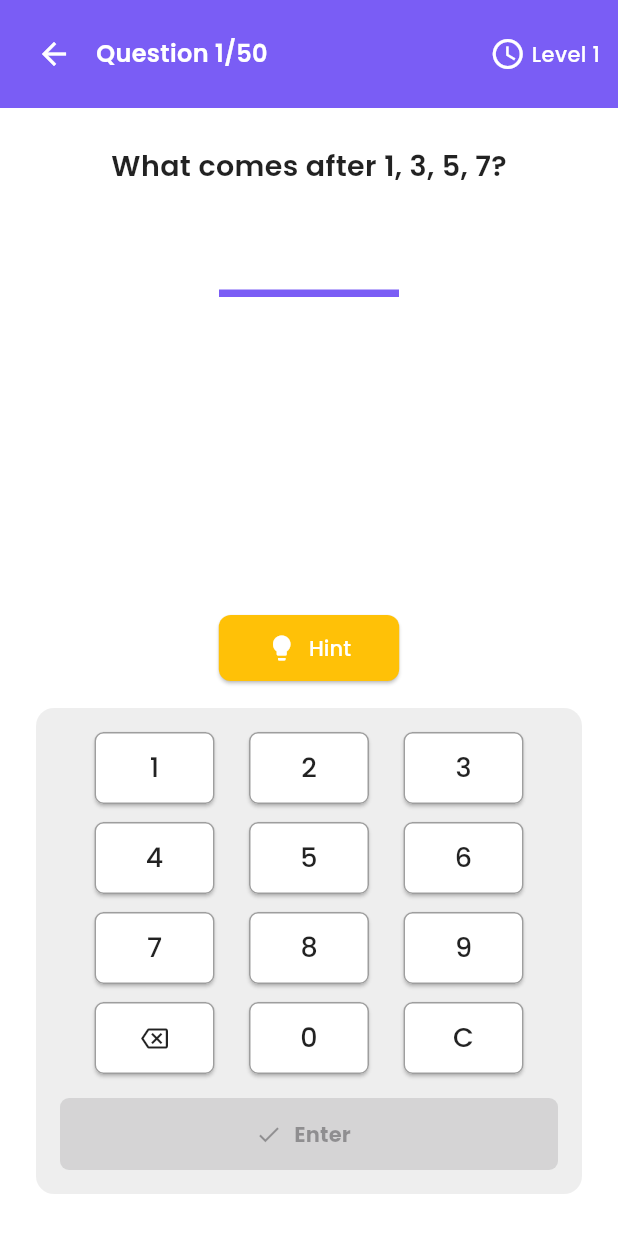
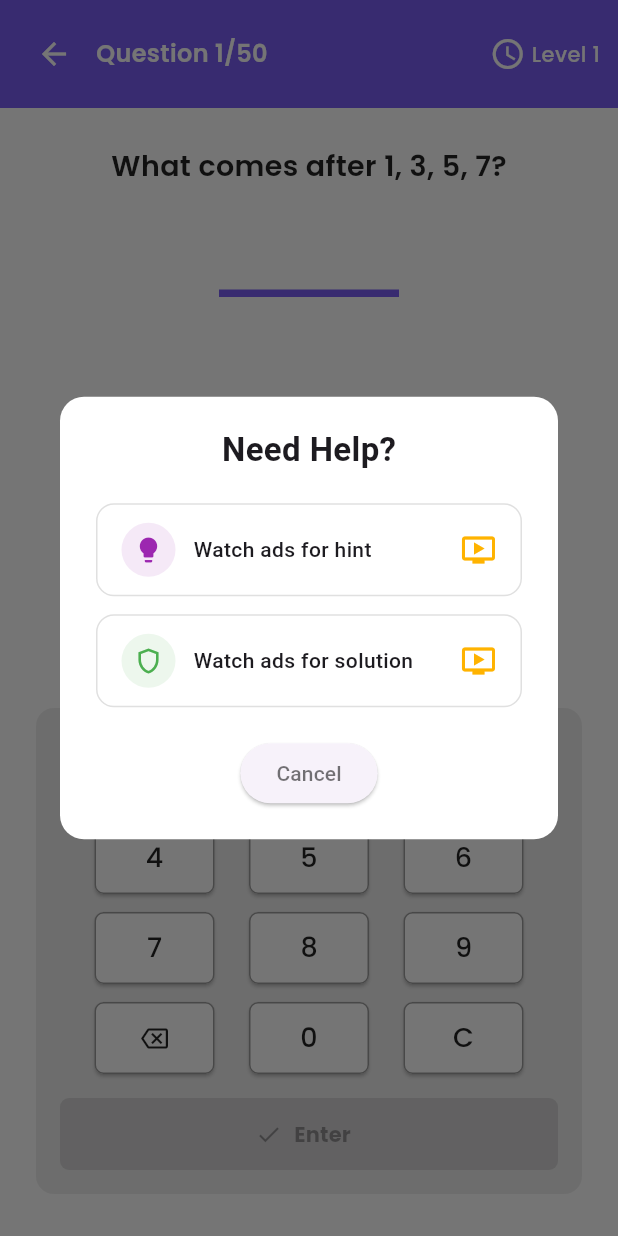
Before and after one commit to Subham29R/math-riddle-app, a Flutter app: the RiddleSuccessPage screen opened directly with empty values, after a tap on "Next Level", after a tap on "Hint", on a phone screen of 412 x 824 dp. Run offline on Flutter 3.47's test engine with Material 3 defaults, Android fonts, the light colour scheme and no system bars; our stand-ins replace confetti, google_fonts, shared_preferences; accounts and stored records are empty.

Commit message:
Updated Changes 1/7/25

```diff
--- /dev/null
+++ b/lib/hint_options_dialog.dart
@@ -0,0 +1,94 @@
+import 'package:flutter/material.dart';
+
+class HintOptionsDialog extends StatelessWidget {
+  final VoidCallback onHintAd;
+  final VoidCallback onSolutionAd;
+
+  const HintOptionsDialog({
+    super.key,
+    required this.onHintAd,
+    required this.onSolutionAd,
+  });
+
+  @override
+  Widget build(BuildContext context) {
+    return Dialog(
+      backgroundColor: Colors.white,
+      shape: RoundedRectangleBorder(borderRadius: BorderRadius.circular(16)),
+
+      child: Padding(
+        padding: const EdgeInsets.symmetric(horizontal: 24, vertical: 20),
+        child: Column(
+          mainAxisSize: MainAxisSize.min,
+          children: [
+            const Text(
+              "Need Help?",
+              style: TextStyle(
+                fontWeight: FontWeight.bold,
+                fontSize: 22,
+              ),
+            ),
+            const SizedBox(height: 20),
+            _buildOptionButton(
+              icon: Icons.lightbulb,
+              iconColor: Colors.purple,
+              label: "Watch ads for hint",
+              onTap: onHintAd,
+            ),
+            const SizedBox(height: 12),
+            _buildOptionButton(
+              icon: Icons.shield_outlined,
+              iconColor: Colors.green,
+              label: "Watch ads for solution",
+              onTap: onSolutionAd,
+            ),
+            const SizedBox(height: 20),
+            ElevatedButton(
+              onPressed: () => Navigator.pop(context),
+              child: const Text("Cancel", style: TextStyle(color: Colors.black54)),
+            ),
+          ],
+        ),
+      ),
+    );
+  }
+
+  Widget _buildOptionButton({
+    required IconData icon,
+    required Color iconColor,
+    required String label,
+    required VoidCallback onTap,
+  }) {
+    return InkWell(
+      onTap: onTap,
+      borderRadius: BorderRadius.circular(12),
+      child: Container(
+        padding: const EdgeInsets.symmetric(vertical: 12, horizontal: 16),
+        decoration: BoxDecoration(
+          border: Border.all(color: Colors.grey.shade300),
+          borderRadius: BorderRadius.circular(12),
+        ),
+        child: Row(
+          children: [
+            Container(
+              decoration: BoxDecoration(
+                shape: BoxShape.circle,
+                color: iconColor.withOpacity(0.1),
+              ),
+              padding: const EdgeInsets.all(8),
+              child: Icon(icon, color: iconColor, size: 20),
+            ),
+            const SizedBox(width: 12),
+            Expanded(
+              child: Text(
+                label,
+                style: const TextStyle(fontWeight: FontWeight.w500),
+              ),
+            ),
+            Icon(Icons.ondemand_video, color: Colors.amber.shade600),
+          ],
+        ),
+      ),
+    );
+  }
+}
--- a/lib/riddles/riddle_data.dart
+++ b/lib/riddles/riddle_data.dart
@@ -19,9 +19,9 @@ final List<RiddleQuestion> riddleQuestions = [
   RiddleQuestion(
     question:
         "I am a 2-digit number. My tens digit is 3 more than my units digit. My digits add up to 9. What am I?",
-    answer: "63",
+    answer: "36",
   ),
-  RiddleQuestion(question: "7=13, 11=21, 16=?", answer: "31"),
+  RiddleQuestion(question: "7=13\n11=21\n16=?", answer: "31"),
   RiddleQuestion(
     question:
         "Turn me on my side, and I am everything. Cut me in half and I am nothing. What am I?",
@@ -44,8 +44,8 @@ final List<RiddleQuestion> riddleQuestions = [
         "There are seven people at a party. Each shakes hands once with each other. How many handshakes in total?",
     answer: "21",
   ),
-  RiddleQuestion(question: "7=13, 11=20, 16=29, 20=>", answer: "26"),
-  RiddleQuestion(question: "3, 5=34; 8,2=68; 4,6=52; 5,1=?", answer: "26"),
+  RiddleQuestion(question: "7=13\n11=20\n16=29\n20=>", answer: "36"),
+  RiddleQuestion(question: "3, 5=34\n8,2=68\n4,6=52\n5,1=?", answer: "26"),
   RiddleQuestion(question: "0, 1, 1, 2, 3, 5, ?", answer: "8"),
   RiddleQuestion(
     question:
@@ -62,13 +62,13 @@ final List<RiddleQuestion> riddleQuestions = [
     answer: "20",
   ),
   RiddleQuestion(question: "1, 12, 36, ?", answer: "80"),
-  RiddleQuestion(question: "120, 24, 6, 2, ?", answer: "1"),
+  RiddleQuestion(question: "120, ?, 6, 2, 1", answer: "24"),
   RiddleQuestion(question: "1, 27, 125, ?", answer: "343"),
-  RiddleQuestion(question: "32=25, 47=18, 23=52, 74=?", answer: "81"),
-  RiddleQuestion(question: "7=13, 11=20, 16=29, 20=>", answer: "26"),
-  RiddleQuestion(question: "3, 5=34; 8,2=68; 4,6=52; 5,1=?", answer: "26"),
+  RiddleQuestion(question: "32=25\n47=18\n23=52\n74=?", answer: "81"),
+  RiddleQuestion(question: "7=13\n11=20\n16=29\n20=>", answer: "26"),
+  RiddleQuestion(question: "3,5=34\n8,2=68\n4,6=52\n5,1=?", answer: "26"),
   RiddleQuestion(
-    question: "9,16 = 1; 4,36 = 4; 81,121 = 2; 25,49 =?",
+    question: "9,16 = 1\n4,36 = 4\n81,121 = 2\n25,49 = ?",
     answer: "2",
   ),
   RiddleQuestion(
@@ -83,28 +83,28 @@ final List<RiddleQuestion> riddleQuestions = [
     answer: "6",
   ),
   RiddleQuestion(
-    question: "21,6 = 9; 11,7 = 6; 36,3 = 13; 1,8 = ?",
-    answer: "9",
+    question: "21,6 = 9\n11,7 = 6\n36,3 = 13\n1,8 = ?",
+    answer: "3",
   ),
-  RiddleQuestion(question: "343, 125, 27, ?", answer: "1"),
+  RiddleQuestion(question: "343, ?, 27, 1", answer: "125"),
   RiddleQuestion(question: '', imagePath: 'assets/31.jpg', answer: '30'),
   RiddleQuestion(question: '', imagePath: 'assets/32.jpg', answer: '13'),
   RiddleQuestion(question: '', imagePath: 'assets/33.jpg', answer: '64'),
-  RiddleQuestion(question: '', imagePath: 'assets/34.jpg', answer: '17'),
-  RiddleQuestion(question: '', imagePath: 'assets/35.png', answer: '204'),
-  RiddleQuestion(question: '', imagePath: 'assets/36.jpg', answer: '33'),
+  RiddleQuestion(question: '', imagePath: 'assets/34.jpg', answer: '204'),
+  RiddleQuestion(question: '', imagePath: 'assets/35.png', answer: '17'),
+  RiddleQuestion(question: '', imagePath: 'assets/36.jpg', answer: '3'),
   RiddleQuestion(question: '', imagePath: 'assets/37.jpg', answer: '4'),
   RiddleQuestion(question: '', imagePath: 'assets/38.jpg', answer: '77'),
   RiddleQuestion(question: '', imagePath: 'assets/39.jpg', answer: '6'),
-  RiddleQuestion(question: '', imagePath: 'assets/40.jpg', answer: ''),
+  RiddleQuestion(question: '', imagePath: 'assets/40.jpg', answer: '9'),
   RiddleQuestion(question: '', imagePath: 'assets/41.jpg', answer: '3'),
   RiddleQuestion(question: '', imagePath: 'assets/42.jpg', answer: '37'),
   RiddleQuestion(question: '', imagePath: 'assets/43.jpg', answer: '75'),
-  RiddleQuestion(question: '', imagePath: 'assets/44.jpg', answer: ''),
-  RiddleQuestion(question: '', imagePath: 'assets/45.jpg', answer: ''),
+  RiddleQuestion(question: '', imagePath: 'assets/44.jpg', answer: '65'),
+  RiddleQuestion(question: '', imagePath: 'assets/45.jpg', answer: '31'),
   RiddleQuestion(question: '', imagePath: 'assets/46.jpg', answer: '30'),
   RiddleQuestion(question: '', imagePath: 'assets/47.jpg', answer: '143'),
   RiddleQuestion(question: '', imagePath: 'assets/48.jpg', answer: '14'),
   RiddleQuestion(question: '', imagePath: 'assets/49.jpg', answer: '13'),
-  RiddleQuestion(question: '', imagePath: 'assets/50.jpg', answer: ''),
+  RiddleQuestion(question: '', imagePath: 'assets/50.jpg', answer: '8'),
 ];
--- a/lib/riddles/riddle_quiz_page.dart
+++ b/lib/riddles/riddle_quiz_page.dart
@@ -3,6 +3,8 @@ import 'package:google_fonts/google_fonts.dart';
 import 'package:shared_preferences/shared_preferences.dart';
 import 'riddle_data.dart';
 import 'riddle_success_page.dart';
+import 'math_champion_screen.dart';
+import 'package:quiz_app/hint_options_dialog.dart';
 
 class RiddleQuizPage extends StatefulWidget {
   final int startIndex;
@@ -42,13 +44,19 @@ class _RiddleQuizPageState extends State<RiddleQuizPage> {
       if (widget.startIndex + 1 > completed) {
         await prefs.setInt('riddle_completed', widget.startIndex + 1);
       }
-
+      if (widget.startIndex == 49) {
+        Navigator.pushReplacement(
+          context,
+          MaterialPageRoute(builder: (_) => MathChampionScreen()),
+        );
+      } else {
         Navigator.pushReplacement(
           context,
           MaterialPageRoute(
             builder: (_) => RiddleSuccessPage(nextIndex: widget.startIndex + 1),
           ),
         );
+      }
     }
   }
 
@@ -124,7 +132,21 @@ class _RiddleQuizPageState extends State<RiddleQuizPage> {
         Column(
           children: [
             ElevatedButton(
-              onPressed: () {},
+              onPressed: () {
+                showDialog(
+                  context: context,
+                  builder:
+                      (_) => HintOptionsDialog(
+                        onHintAd: () {
+                          print("Hint ad triggered");
+                        },
+                        onSolutionAd: () {
+                          print("Solution ad triggered");
+                        },
+                      ),
+                );
+              },
+
               style: ElevatedButton.styleFrom(
                 backgroundColor: Colors.amber,
                 foregroundColor: Colors.white,
@@ -145,6 +167,7 @@ class _RiddleQuizPageState extends State<RiddleQuizPage> {
                 ],
               ),
             ),
+
             const SizedBox(height: 16),
             Container(
               padding: const EdgeInsets.all(16),
--- a/lib/riddles/riddle_success_page.dart
+++ b/lib/riddles/riddle_success_page.dart
@@ -1,6 +1,7 @@
 import 'package:flutter/material.dart';
 import 'package:confetti/confetti.dart';
 import 'riddle_quiz_page.dart';
+import 'package:quiz_app/riddles/math_champion_screen.dart';
 
 class RiddleSuccessPage extends StatefulWidget {
   final int nextIndex;
@@ -29,8 +30,9 @@ class _RiddleSuccessPageState extends State<RiddleSuccessPage>
       CurvedAnimation(parent: _iconController, curve: Curves.easeInOut),
     );
 
-    _confettiController =
-        ConfettiController(duration: const Duration(seconds: 2));
+    _confettiController = ConfettiController(
+      duration: const Duration(seconds: 2),
+    );
     _confettiController.play();
   }
 
@@ -52,8 +54,10 @@ class _RiddleSuccessPageState extends State<RiddleSuccessPage>
             Center(
               child: Container(
                 width: double.infinity,
-                margin:
-                    const EdgeInsets.symmetric(horizontal: 24, vertical: 40),
+                margin: const EdgeInsets.symmetric(
+                  horizontal: 24,
+                  vertical: 40,
+                ),
                 padding: const EdgeInsets.only(bottom: 24),
                 decoration: BoxDecoration(
                   color: Colors.white,
@@ -73,8 +77,9 @@ class _RiddleSuccessPageState extends State<RiddleSuccessPage>
                       padding: const EdgeInsets.symmetric(vertical: 16),
                       decoration: BoxDecoration(
                         color: Color(0xFF7A5DF5),
-                        borderRadius:
-                            BorderRadius.vertical(top: Radius.circular(24)),
+                        borderRadius: BorderRadius.vertical(
+                          top: Radius.circular(24),
+                        ),
                       ),
                       child: const Center(
                         child: Text(
@@ -115,10 +120,7 @@ class _RiddleSuccessPageState extends State<RiddleSuccessPage>
                     const SizedBox(height: 10),
                     const Text(
                       "You've completed this level\nsuccessfully.",
-                      style: TextStyle(
-                        fontSize: 16,
-                        color: Colors.black54,
-                      ),
+                      style: TextStyle(fontSize: 16, color: Colors.black54),
                       textAlign: TextAlign.center,
                     ),
                     const Spacer(),
@@ -126,15 +128,26 @@ class _RiddleSuccessPageState extends State<RiddleSuccessPage>
                       padding: const EdgeInsets.symmetric(horizontal: 24),
                       child: ElevatedButton.icon(
                         onPressed: () {
+                          if (widget.nextIndex >= 50) {
                             Navigator.pushReplacement(
                               context,
                               MaterialPageRoute(
-                              builder: (_) => RiddleQuizPage(
+                                builder: (_) => MathChampionScreen(),
+                              ),
+                            );
+                          } else {
+                            Navigator.pushReplacement(
+                              context,
+                              MaterialPageRoute(
+                                builder:
+                                    (_) => RiddleQuizPage(
                                       startIndex: widget.nextIndex,
                                     ),
                               ),
                             );
+                          }
                         },
+
                         icon: const Icon(Icons.arrow_forward),
                         label: const Text(
                           'Next Level',
@@ -173,7 +186,7 @@ class _RiddleSuccessPageState extends State<RiddleSuccessPage>
                 Colors.amber,
                 Colors.blue,
                 Colors.green,
-                Colors.pink
+                Colors.pink,
               ],
             ),
           ],
--- a/lib/riddles/riddles_page.dart
+++ b/lib/riddles/riddles_page.dart
@@ -130,7 +130,7 @@ class _RiddlesPageState extends State<RiddlesPage> {
                             },
                       style: ElevatedButton.styleFrom(
                         backgroundColor: isCurrent
-                            ? Colors.orange
+                            ? Colors.red
                             : isCompleted
                                 ? Colors.green
                                 : Colors.grey.shade300,
```
Also changed, not shown: lib/riddles/math_champion_screen.dart (added, +312 -0 lines), assets/33.jpg, assets/34.jpg, assets/39.jpg, assets/40.jpg (added), assets/43.jpg, assets/44.jpg (added), assets/45.jpg (added), assets/47.jpg, assets/49.jpg, assets/50.jpg (added). Lines whose indentation alone changed are shown as unchanged.
